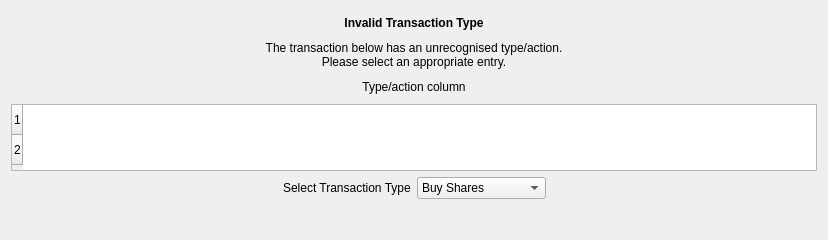
KDE/kmymoney, file kmymoney/plugins/csvimport/redefinedlgdecl.ui: the form before one commit.
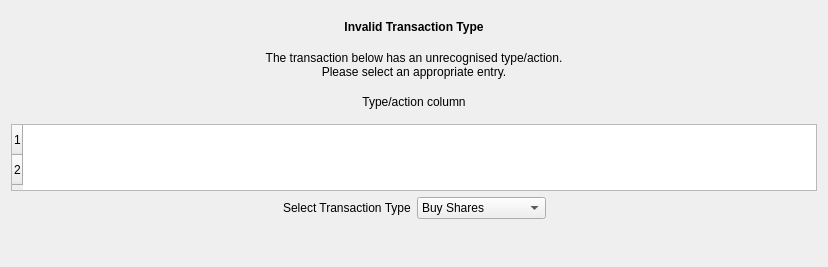
The form after the commit. Custom widgets are drawn as their Qt base class.

Patch:
```diff
--- a/kmymoney/plugins/csvimport/redefinedlgdecl.ui
+++ b/kmymoney/plugins/csvimport/redefinedlgdecl.ui
@@ -7,7 +7,7 @@
     <x>0</x>
     <y>0</y>
     <width>828</width>
-    <height>240</height>
+    <height>267</height>
    </rect>
   </property>
   <property name="minimumSize">
```
